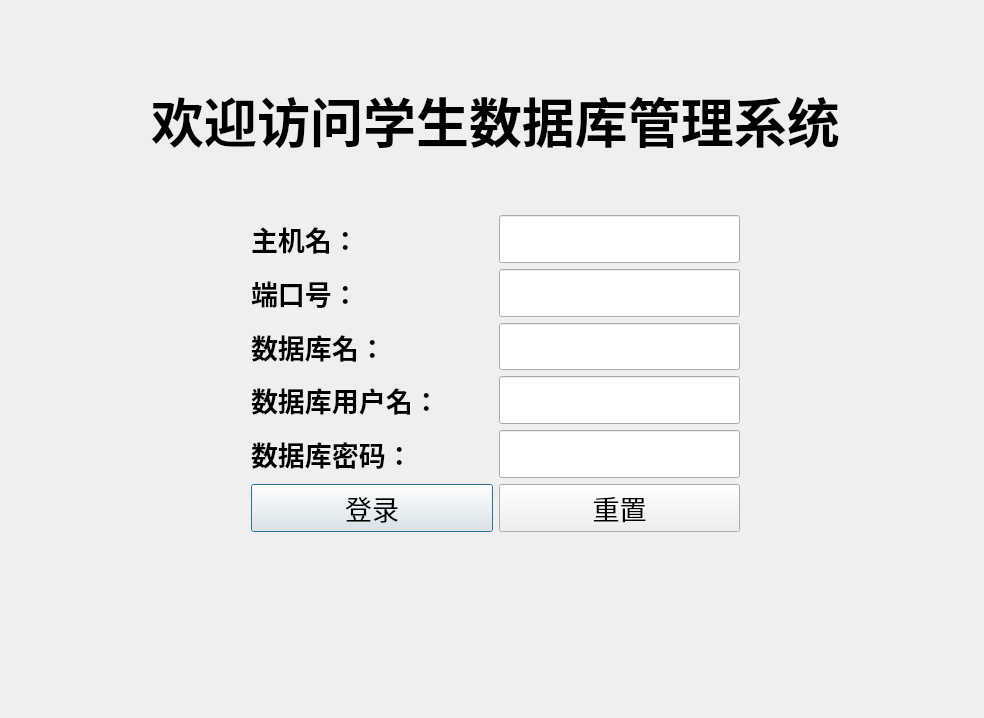
Before: the Qt Designer form login.ui in Hycdog/sdbm, drawn with Qt 5.
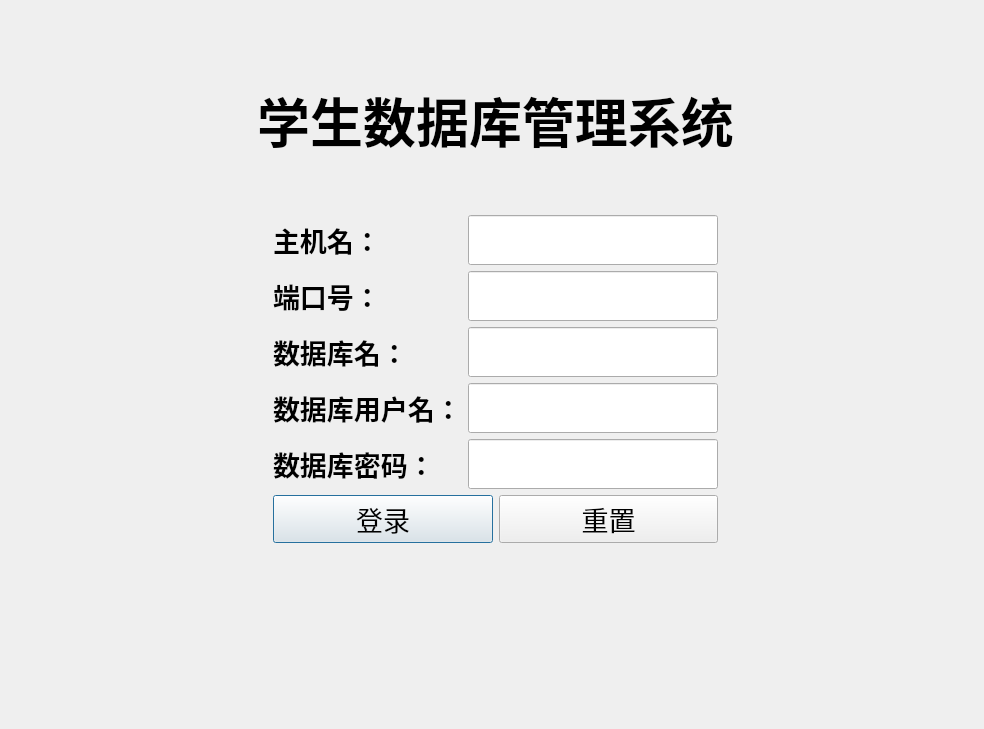
After: the same form once the commit is applied.

Diff of the .ui file:
```diff
--- a/login.ui
+++ b/login.ui
@@ -78,7 +78,7 @@
         </font>
        </property>
        <property name="text">
-        <string>欢迎访问学生数据库管理系统</string>
+        <string>学生数据库管理系统</string>
        </property>
        <property name="alignment">
         <set>Qt::AlignCenter</set>
@@ -156,9 +156,21 @@
        </item>
        <item>
         <widget class="QLineEdit" name="lineEdit_hostname">
+         <property name="sizePolicy">
+          <sizepolicy hsizetype="Maximum" vsizetype="Fixed">
+           <horstretch>0</horstretch>
+           <verstretch>0</verstretch>
+          </sizepolicy>
+         </property>
+         <property name="minimumSize">
+          <size>
+           <width>250</width>
+           <height>50</height>
+          </size>
+         </property>
          <property name="maximumSize">
           <size>
-           <width>16777215</width>
+           <width>250</width>
            <height>50</height>
           </size>
          </property>
@@ -242,9 +254,21 @@
        </item>
        <item>
         <widget class="QLineEdit" name="lineEdit_port">
+         <property name="sizePolicy">
+          <sizepolicy hsizetype="Maximum" vsizetype="Fixed">
+           <horstretch>0</horstretch>
+           <verstretch>0</verstretch>
+          </sizepolicy>
+         </property>
+         <property name="minimumSize">
+          <size>
+           <width>250</width>
+           <height>50</height>
+          </size>
+         </property>
          <property name="maximumSize">
           <size>
-           <width>16777215</width>
+           <width>250</width>
            <height>50</height>
           </size>
          </property>
@@ -328,9 +352,21 @@
        </item>
        <item>
         <widget class="QLineEdit" name="lineEdit_dbname">
+         <property name="sizePolicy">
+          <sizepolicy hsizetype="Maximum" vsizetype="Fixed">
+           <horstretch>0</horstretch>
+           <verstretch>0</verstretch>
+          </sizepolicy>
+         </property>
+         <property name="minimumSize">
+          <size>
+           <width>250</width>
+           <height>50</height>
+          </size>
+         </property>
          <property name="maximumSize">
           <size>
-           <width>16777215</width>
+           <width>250</width>
            <height>50</height>
           </size>
          </property>
@@ -414,9 +450,21 @@
        </item>
        <item>
         <widget class="QLineEdit" name="lineEdit_username">
+         <property name="sizePolicy">
+          <sizepolicy hsizetype="Maximum" vsizetype="Fixed">
+           <horstretch>0</horstretch>
+           <verstretch>0</verstretch>
+          </sizepolicy>
+         </property>
+         <property name="minimumSize">
+          <size>
+           <width>250</width>
+           <height>50</height>
+          </size>
+         </property>
          <property name="maximumSize">
           <size>
-           <width>16777215</width>
+           <width>250</width>
            <height>50</height>
           </size>
          </property>
@@ -466,7 +514,7 @@
        <item>
         <widget class="QLabel" name="label_password">
          <property name="sizePolicy">
-          <sizepolicy hsizetype="Expanding" vsizetype="Fixed">
+          <sizepolicy hsizetype="Minimum" vsizetype="Fixed">
            <horstretch>0</horstretch>
            <verstretch>0</verstretch>
           </sizepolicy>
@@ -500,9 +548,21 @@
        </item>
        <item>
         <widget class="QLineEdit" name="lineEdit_password">
+         <property name="sizePolicy">
+          <sizepolicy hsizetype="Maximum" vsizetype="Fixed">
+           <horstretch>0</horstretch>
+           <verstretch>0</verstretch>
+          </sizepolicy>
+         </property>
+         <property name="minimumSize">
+          <size>
+           <width>250</width>
+           <height>50</height>
+          </size>
+         </property>
          <property name="maximumSize">
           <size>
-           <width>16777215</width>
+           <width>250</width>
            <height>50</height>
           </size>
          </property>
```
